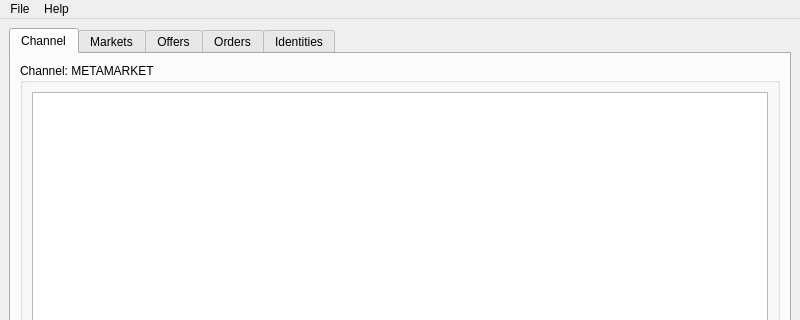
Qt form qtui/metamarket_qt.ui (metamarcdw/metamarket) before a commit; both pictures show x 0 to 800 and y 0 to 320 of the 800 by 557 pixel window.
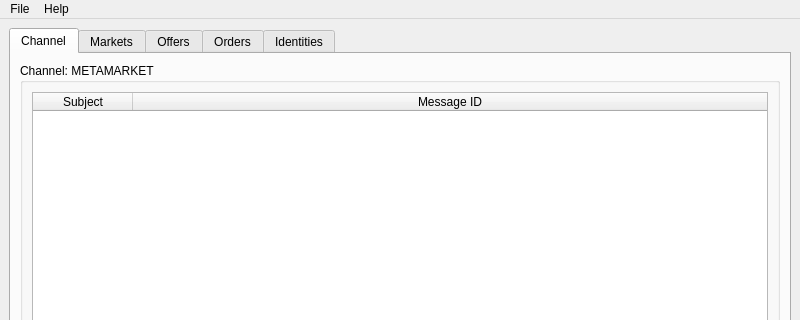
The same form after that commit.

Commit message: Morph Channel tab ListWidget to TableWidget

What changed in the file:
```diff
--- a/qtui/metamarket_qt.ui
+++ b/qtui/metamarket_qt.ui
@@ -34,7 +34,21 @@
            <item row="0" column="0">
             <layout class="QVBoxLayout" name="verticalLayout">
              <item>
-              <widget class="QListWidget" name="chanListWidget"/>
+              <widget class="QTableWidget" name="chanTableWidget">
+               <attribute name="horizontalHeaderStretchLastSection">
+                <bool>true</bool>
+               </attribute>
+               <column>
+                <property name="text">
+                 <string>Subject</string>
+                </property>
+               </column>
+               <column>
+                <property name="text">
+                 <string>Message ID</string>
+                </property>
+               </column>
+              </widget>
              </item>
              <item>
               <layout class="QHBoxLayout" name="horizontalLayout">
```
The commit also changes 1 other file.
